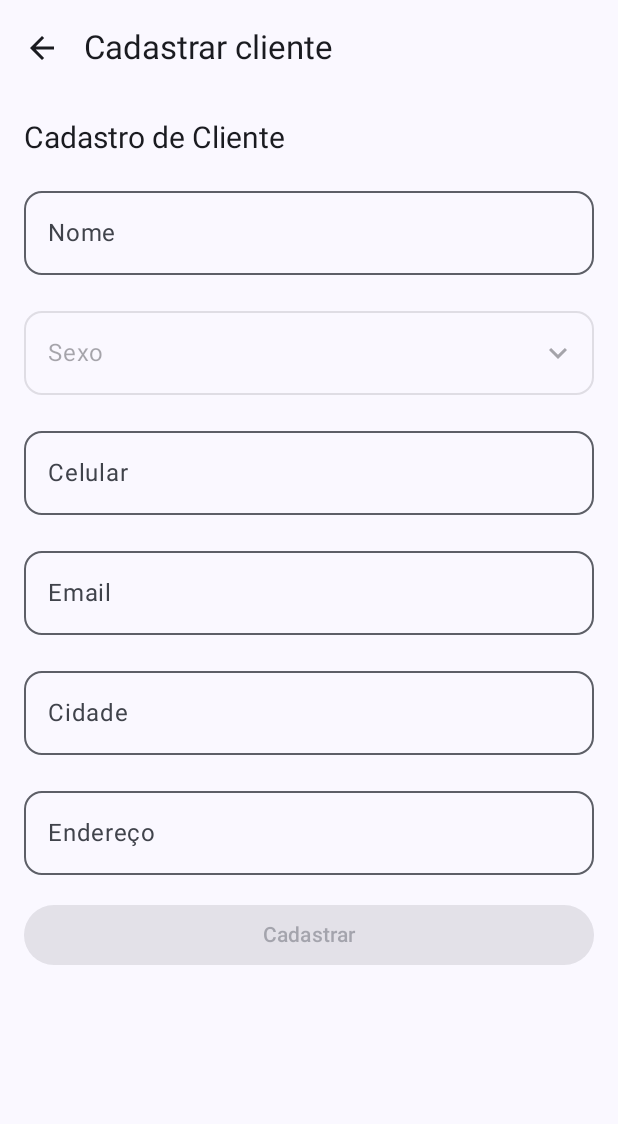
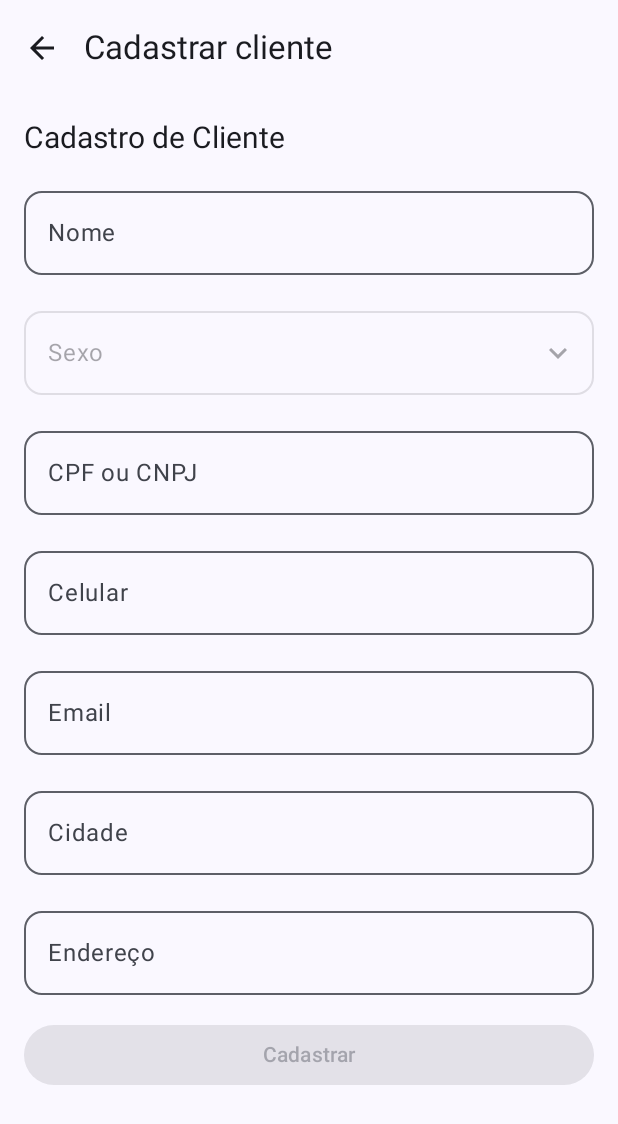
Before and after one commit to devgns/ObraStats, an Android app built with Jetpack Compose: the FormularioCliente screen opened through its navigation route, on a phone screen of 412 x 824 dp. Shown: the top 1124 px of the screen. Run offline under Robolectric (Android 15) with nearby library versions, the phone set to English and light mode, and no system bars; our stand-ins replace Firebase (no records; nobody signed in at launch, a user with empty details on screens opened directly).

Commit message:
Acrescentei campos opcionais de CPF / CNPJ para cliente e colaborador

```diff
--- a/app/src/main/java/com/example/obrastats/classes/Cliente.kt
+++ b/app/src/main/java/com/example/obrastats/classes/Cliente.kt
@@ -6,7 +6,8 @@ data class  Cliente(
     val celular: String,
     val email: String,
     val cidade: String,
-    val endereco: String
+    val endereco: String,
+    val cpfCnpj: String?
 ) {
 }
 
--- a/app/src/main/java/com/example/obrastats/classes/Colaborador.kt
+++ b/app/src/main/java/com/example/obrastats/classes/Colaborador.kt
@@ -11,6 +11,7 @@ data class Colaborador(
     val celular: String,
     val email: String,
     val cidade: String,
-    val endereco: String
+    val endereco: String,
+    val cpfCnpj: String?,
 ) {
 }
--- a/app/src/main/java/com/example/obrastats/composables/CardCliente.kt
+++ b/app/src/main/java/com/example/obrastats/composables/CardCliente.kt
@@ -43,6 +43,9 @@ fun ClienteCard(cliente: Cliente, onEditClicked: () -> Unit) {
             Text(text = "Sexo: ${cliente.sexo}")
             Text(text = "Celular: ${cliente.celular}")
             Text(text = "Email: ${cliente.email}")
+            if (cliente.cpfCnpj != null) {
+                Text(text = "CPF / CNPJ: ${cliente.cpfCnpj}")
+            }
             Text(text = "Cidade: ${cliente.cidade}")
             Text(text = "Endereço: ${cliente.endereco}")
         }
--- a/app/src/main/java/com/example/obrastats/composables/CardColaborador.kt
+++ b/app/src/main/java/com/example/obrastats/composables/CardColaborador.kt
@@ -49,6 +49,9 @@ fun ColaboradorCard(colaborador: Colaborador, onEditClicked: () -> Unit) {
             Text(text = "Profissão: ${colaborador.profissao}")
             Text(text = "Modelo de Contrato: ${colaborador.modeloDeContrato}")
             Text(text = "Sexo: ${colaborador.sexo}")
+            if (colaborador.cpfCnpj != null) {
+                Text(text = "CPF / CNPJ: ${colaborador.cpfCnpj}")
+            }
             Text(text = "Celular: ${colaborador.celular}")
             Text(text = "Email: ${colaborador.email}")
             Text(text = "Cidade: ${colaborador.cidade}")
--- a/app/src/main/java/com/example/obrastats/composables/FormularioCliente.kt
+++ b/app/src/main/java/com/example/obrastats/composables/FormularioCliente.kt
@@ -37,7 +37,6 @@ import com.example.obrastats.viewmodel.ClientesViewModel
 import kotlinx.coroutines.Dispatchers
 import kotlinx.coroutines.launch
 
-
 @OptIn(ExperimentalMaterial3Api::class)
 @Composable
 fun FormularioCliente(navController: NavController, clientesVM: ClientesViewModel) {
@@ -48,6 +47,7 @@ fun FormularioCliente(navController: NavController, clientesVM: ClientesViewMode
 
     val idState = remember { mutableStateOf("") }
     val nomeState = remember { mutableStateOf("") }
+    val cpfCnpjState = remember { mutableStateOf<String?>("") }
     val sexoState = remember { mutableStateOf<String?>(null) }
     val celularState = remember { mutableStateOf("") }
     val emailState = remember { mutableStateOf("") }
@@ -62,6 +62,7 @@ fun FormularioCliente(navController: NavController, clientesVM: ClientesViewMode
 
         idState.value = clienteSelecionado.id as String
         nomeState.value = clienteSelecionado.nome
+        cpfCnpjState.value = clienteSelecionado.cpfCnpj ?: ""
         sexoState.value = clienteSelecionado.sexo
         celularState.value = clienteSelecionado.celular
         emailState.value = clienteSelecionado.email
@@ -83,9 +84,12 @@ fun FormularioCliente(navController: NavController, clientesVM: ClientesViewMode
         },
         content = { paddingValues ->
             Column(
-                modifier = Modifier.padding(paddingValues).padding(16.dp).verticalScroll(
-                    rememberScrollState()
-                ),
+                modifier = Modifier
+                    .padding(paddingValues)
+                    .padding(16.dp)
+                    .verticalScroll(
+                        rememberScrollState()
+                    ),
             ) {
                 Text("Cadastro de Cliente", style = TextStyle(fontSize = 20.sp))
 
@@ -108,6 +112,17 @@ fun FormularioCliente(navController: NavController, clientesVM: ClientesViewMode
                         itemToString = { it }
                     )
                 }
+                Spacer(modifier = Modifier.height(16.dp))
+                val maxLength = 14 // O comprimento máximo permitido para CPF ou CNPJ formatado
+                OutlinedTextField(
+                    value = cpfCnpjState.value.toString(),
+                    onValueChange = { value ->
+                        cpfCnpjState.value = value
+                    },
+                    label = { Text("CPF ou CNPJ") },
+                    modifier = Modifier.fillMaxWidth(),
+                    shape = RoundedCornerShape(12.dp),
+                )
                 Spacer(modifier = Modifier.height(16.dp))
 
 
@@ -168,7 +183,8 @@ fun FormularioCliente(navController: NavController, clientesVM: ClientesViewMode
                             celularState.value,
                             emailState.value,
                             cidadeState.value,
-                            enderecoState.value
+                            enderecoState.value,
+                            cpfCnpjState.value
                         )
                         scope.launch(Dispatchers.IO) {
                             clientesVM.salvarCliente(cliente);
@@ -211,6 +227,7 @@ fun isEmailValid(email: String): Boolean {
     return email.matches(emailRegex)
 }
 
+
 @Preview(showBackground = true)
 @Composable
 fun FormularioClientePreview() {
--- a/app/src/main/java/com/example/obrastats/viewmodel/ClientesViewModel.kt
+++ b/app/src/main/java/com/example/obrastats/viewmodel/ClientesViewModel.kt
@@ -39,7 +39,8 @@ class ClientesViewModel {
                             celular = cliente["celular"] as String,
                             email = cliente["email"] as String,
                             cidade = cliente["cidade"] as String,
-                            endereco = cliente["endereco"] as String
+                            endereco = cliente["endereco"] as String,
+                            cpfCnpj = cliente["cpfCnpj"] as String?
                         )
                     )
                 }
@@ -56,7 +57,8 @@ class ClientesViewModel {
             "celular" to cliente.celular,
             "email" to cliente.email,
             "cidade" to cliente.cidade,
-            "endereco" to cliente.endereco
+            "endereco" to cliente.endereco,
+            "cpfCnpj" to cliente.cpfCnpj
         )
 
         if (cliente.id != null) {
--- a/app/src/main/java/com/example/obrastats/viewmodel/ColaboradoresViewModel.kt
+++ b/app/src/main/java/com/example/obrastats/viewmodel/ColaboradoresViewModel.kt
@@ -40,7 +40,8 @@ class ColaboradoresViewModel {
                         celular = colaborador["celular"] as String,
                         email = colaborador["email"] as String,
                         cidade = colaborador["cidade"] as String,
-                        endereco = colaborador["endereco"] as String
+                        endereco = colaborador["endereco"] as String,
+                        cpfCnpj = colaborador["cpfCnpj"] as String?
                     )
                 );
                 _colaboradores.value = listaColaboradores;
@@ -61,7 +62,8 @@ class ColaboradoresViewModel {
             "celular" to colaborador.celular,
             "email" to colaborador.email,
             "cidade" to colaborador.cidade,
-            "endereco" to colaborador.endereco
+            "endereco" to colaborador.endereco,
+            "cpfCnpj" to colaborador.cpfCnpj
         )
         if (colaborador.id != null) {
             db.collection("colaborador").document(colaborador.id).set(colaboradorMap)
--- a/app/src/main/java/com/example/obrastats/viewmodel/ObrasViewModel.kt
+++ b/app/src/main/java/com/example/obrastats/viewmodel/ObrasViewModel.kt
@@ -40,7 +40,8 @@ suspend fun getObras(): StateFlow<MutableList<Obra>> {
                 celular = (obraData["cliente"] as HashMap<*, *>)["celular"] as String,
                 email = (obraData["cliente"] as HashMap<*, *>)["email"] as String,
                 cidade = (obraData["cliente"] as HashMap<*, *>)["cidade"] as String,
-                endereco = (obraData["cliente"] as HashMap<*, *>)["endereco"] as String
+                endereco = (obraData["cliente"] as HashMap<*, *>)["endereco"] as String,
+                cpfCnpj = (obraData["cliente"] as HashMap<*, *>)["cpfCnpj"] as String?,
             ),
             cidade = obraData["cidade"] as String,
             endereco = obraData["endereco"] as String
```
Also changed, not shown: app/src/main/java/com/example/obrastats/composables/FormularioColaborador.kt (+24 -4 lines).
